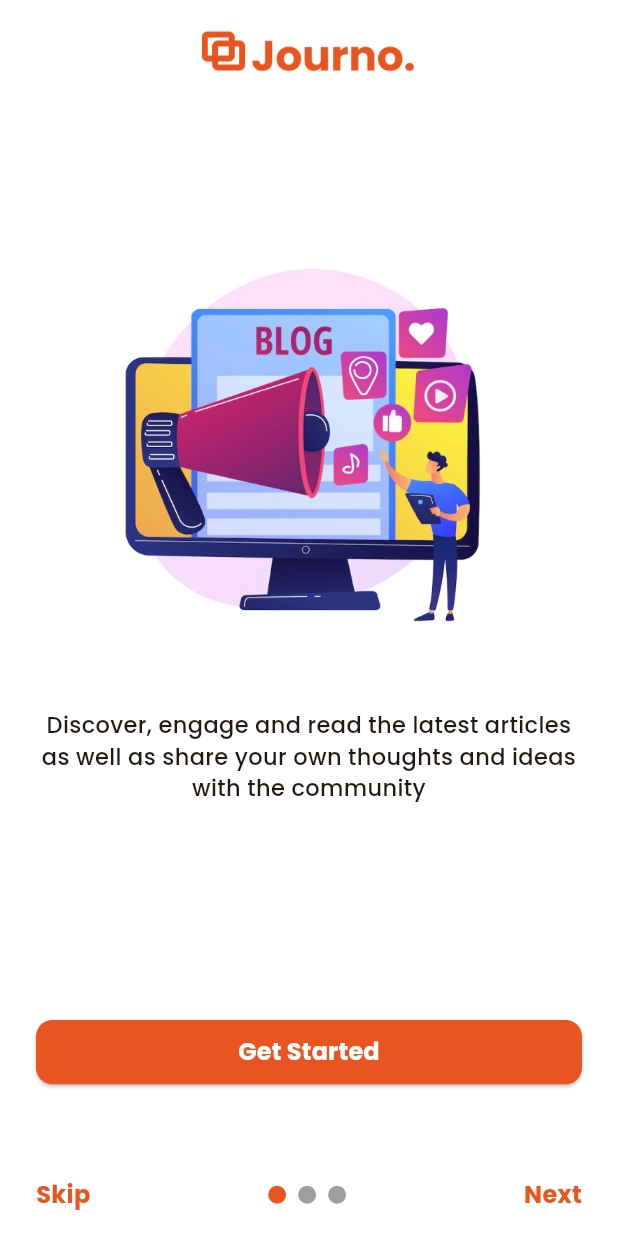
After one commit to basti456/BlogAppFlutter, a Flutter app: the screen it shows after launch, on a phone screen of 412 x 824 dp. The commit adds this screen. Run offline on Flutter 3.47's test engine with Material 3 defaults, Android fonts, the phone set to English and light mode, and no system bars; drawn by our look-alikes of smooth_page_indicator; our stand-ins replace auto_route, google_fonts, velocity_x; missing offline and left inert: animation_wrappers.

Commit message:
wip:Splash Screen

```diff
--- /dev/null
+++ b/devtools_options.yaml
@@ -0,0 +1,3 @@
+description: This file stores settings for Dart & Flutter DevTools.
+documentation: https://docs.flutter.dev/tools/devtools/extensions#configure-extension-enablement-states
+extensions:
--- a/lib/core/constants/blog_colors.dart
+++ b/lib/core/constants/blog_colors.dart
@@ -5,4 +5,5 @@ class BlogColors {
 
   static const Color primaryColor = Colors.orange;
   static const Color secondaryColor = Colors.green;
+  static const Color splashScreenColor = Color(0xffE85520);
 }
--- a/lib/main.dart
+++ b/lib/main.dart
@@ -1,22 +1,27 @@
 import 'package:flutter/material.dart';
+import 'package:flutter/services.dart';
 import 'core/constants/blog_strings.dart';
 import 'core/themes/blog_themes.dart';
 import 'presentation/router/router_imports.dart';
 
 void main() {
-  runApp( MyApp());
+  runApp(MyApp());
 }
 
 class MyApp extends StatelessWidget {
-   MyApp({super.key});
+  MyApp({super.key});
 
   final _appRouter = AppRouter();
   @override
   Widget build(BuildContext context) {
+    SystemChrome.setSystemUIOverlayStyle(const SystemUiOverlayStyle(
+        statusBarColor: Colors.transparent,
+        statusBarIconBrightness: Brightness.dark));
     return MaterialApp.router(
       title: BlogStrings.appName,
-      theme:BlogThemes.light,
+      theme: BlogThemes.light,
       darkTheme: BlogThemes.dark,
+      debugShowCheckedModeBanner: false,
       routerConfig: _appRouter.config(),
     );
   }
--- a/lib/presentation/screens/onboarding/onboarding.dart
+++ b/lib/presentation/screens/onboarding/onboarding.dart
@@ -1,5 +1,4 @@
 part of 'onboarding_imports.dart';
-
 
 @RoutePage()
 class OnboardingScreen extends StatefulWidget {
@@ -10,10 +9,106 @@ class OnboardingScreen extends StatefulWidget {
 }
 
 class _OnboardingScreenState extends State<OnboardingScreen> {
+  OnboardingViewModel onboardingViewModel = OnboardingViewModel();
   @override
   Widget build(BuildContext context) {
+    var he = MediaQuery.of(context).size;
     return Scaffold(
-      body: Center(child: Text("Onboarding")),
+      backgroundColor: Colors.white,
+      body: SafeArea(
+        child: Center(
+          child: Padding(
+            padding: const EdgeInsets.symmetric(horizontal: 24, vertical: 16),
+            child: Column(
+              mainAxisAlignment: MainAxisAlignment.center,
+              crossAxisAlignment: CrossAxisAlignment.center,
+              children: [
+                Image.asset(
+                  'assets/images/splash.png',
+                  color: BlogColors.splashScreenColor,
+                  height: he.height * 0.051,
+                  width: he.width * 0.378,
+                ),
+                (he.height * 0.0756).heightBox,
+                PageView(
+                  controller: onboardingViewModel.pageController,
+                  children: [
+                    OnboardImgAndDesc(
+                      imgPath: "assets/images/Onboarding1.png",
+                      content:
+                          "Discover, engage and read the latest articles as well as share your own thoughts and ideas with the community",
+                      height: he.height * 0.428,
+                      width: he.width,
+                    ),
+                    OnboardImgAndDesc(
+                      imgPath: "assets/images/Onboarding3.png",
+                      content:
+                          "Explore a wide selection of categories, or use the search bar to find specific topics",
+                      height: he.height * 0.428,
+                      width: he.width,
+                    ),
+                    OnboardImgAndDesc(
+                      imgPath: "assets/images/Onboarding2.png",
+                      content:
+                          "Customize your reading experience and join the conversation by creating an account.",
+                      height: he.height * 0.428,
+                      width: he.width,
+                    ),
+                  ],
+                ).expand(),
+                (he.height * 0.0723).heightBox,
+                ElevatedButton(
+                  onPressed: () {},
+                  style: ElevatedButton.styleFrom(
+                    backgroundColor: BlogColors.splashScreenColor,
+                    minimumSize: Size(he.width, he.height * 0.052),
+                    shape: RoundedRectangleBorder(
+                      borderRadius: BorderRadius.circular(11),
+                    ),
+                  ),
+                  child: "Get Started"
+                      .text
+                      .size(16)
+                      .fontWeight(FontWeight.w700)
+                      .color(Colors.white)
+                      .make(),
+                ),
+                (he.height * 0.0723).heightBox,
+                Row(
+                  mainAxisAlignment: MainAxisAlignment.spaceBetween,
+                  children: [
+                    "Skip"
+                        .text
+                        .color(BlogColors.splashScreenColor)
+                        .size(16)
+                        .fontWeight(FontWeight.w700)
+                        .make(),
+                    SmoothPageIndicator(
+                      controller: onboardingViewModel.pageController,
+                      count: 3,
+                      axisDirection: Axis.horizontal,
+                      effect: const WormEffect(
+                        activeDotColor: BlogColors.splashScreenColor,
+                        dotHeight: 12.0,
+                        dotWidth: 12.0
+                      ),
+                      onDotClicked: (index){
+
+                      },
+                    ),
+                    "Next"
+                        .text
+                        .color(BlogColors.splashScreenColor)
+                        .size(16)
+                        .fontWeight(FontWeight.w700)
+                        .make(),
+                  ],
+                )
+              ],
+            ),
+          ),
+        ),
+      ),
     );
   }
 }
--- a/lib/presentation/screens/onboarding/onboarding_imports.dart
+++ b/lib/presentation/screens/onboarding/onboarding_imports.dart
@@ -1,4 +1,10 @@
 import 'package:auto_route/auto_route.dart';
+import 'package:blog_app/core/constants/blog_colors.dart';
+import 'package:blog_app/presentation/screens/onboarding/widgets/onboarding_view_model.dart';
 import 'package:flutter/material.dart';
+import 'package:smooth_page_indicator/smooth_page_indicator.dart';
+import 'package:velocity_x/velocity_x.dart';
+
+import 'widgets/widgets_import.dart';
 
 part 'onboarding.dart';
--- /dev/null
+++ b/lib/presentation/screens/onboarding/widgets/onboardImgAndDesc.dart
@@ -0,0 +1,34 @@
+part of 'widgets_import.dart';
+
+class OnboardImgAndDesc extends StatelessWidget {
+  final String imgPath;
+  final String content;
+  final double height;
+  final double width;
+
+  const OnboardImgAndDesc({
+    super.key,
+    required this.imgPath,
+    required this.content,
+    required this.height,
+    required this.width,
+  });
+
+  @override
+  Widget build(BuildContext context) {
+    return Column(
+      children: [
+        Image.asset(
+          imgPath,
+          height: height,
+          width: width,
+        ),
+        content.text
+            .size(15)
+            .align(TextAlign.center)
+            .fontWeight(FontWeight.w500)
+            .make(),
+      ],
+    );
+  }
+}
--- /dev/null
+++ b/lib/presentation/screens/onboarding/widgets/onboarding_view_model.dart
@@ -0,0 +1,5 @@
+import 'package:flutter/material.dart';
+
+class OnboardingViewModel {
+  final PageController pageController = PageController();
+}
--- /dev/null
+++ b/lib/presentation/screens/onboarding/widgets/widgets_import.dart
@@ -0,0 +1,4 @@
+import 'package:flutter/material.dart';
+import 'package:velocity_x/velocity_x.dart';
+
+part 'onboardImgAndDesc.dart';
--- a/lib/presentation/screens/splash/splash.dart
+++ b/lib/presentation/screens/splash/splash.dart
@@ -25,7 +25,7 @@ class _SplashScreenState extends State<SplashScreen> {
   Widget build(BuildContext context) {
     var he = MediaQuery.of(context).size;
     return Scaffold(
-      backgroundColor: BlogColors.primaryColor,
+      backgroundColor: BlogColors.splashScreenColor,
       body: Center(
         child: FadedScaleAnimation(
           child: Image.asset(
```
Also changed, not shown: assets/images/Onboarding1.png (added), assets/images/Onboarding2.png (added), assets/images/Onboarding3.png (added).
